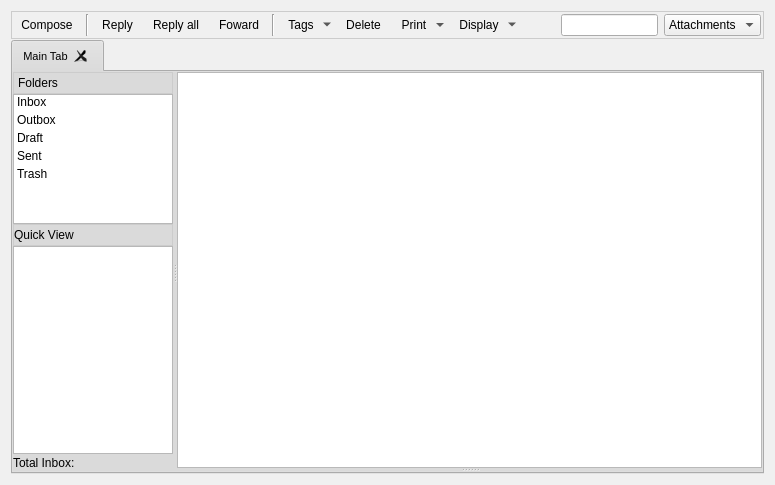
First picture: the form in retroshare-gui/src/gui/MessagesDialog.ui, repository RetroShare/RetroShare, before the edit.
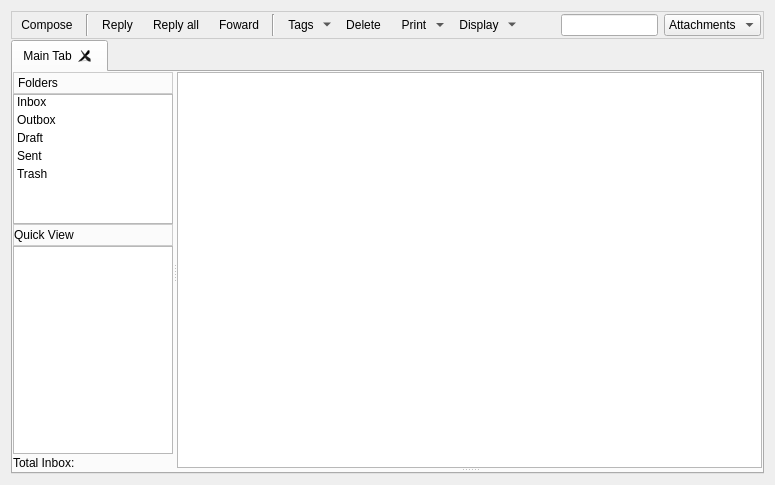
Second picture: the form after the edit. Icons and pictures are not drawn. Custom widgets are drawn as their Qt base class.

The edit to the form file:
```diff
--- a/retroshare-gui/src/gui/MessagesDialog.ui
+++ b/retroshare-gui/src/gui/MessagesDialog.ui
@@ -10,501 +10,6 @@
     <height>485</height>
    </rect>
   </property>
-  <property name="sizePolicy">
-   <sizepolicy hsizetype="Preferred" vsizetype="Expanding">
-    <horstretch>0</horstretch>
-    <verstretch>0</verstretch>
-   </sizepolicy>
-  </property>
-  <property name="minimumSize">
-   <size>
-    <width>60</width>
-    <height>0</height>
-   </size>
-  </property>
-  <property name="palette">
-   <palette>
-    <active>
-     <colorrole role="WindowText">
-      <brush brushstyle="SolidPattern">
-       <color alpha="255">
-        <red>0</red>
-        <green>0</green>
-        <blue>0</blue>
-       </color>
-      </brush>
-     </colorrole>
-     <colorrole role="Button">
-      <brush brushstyle="SolidPattern">
-       <color alpha="255">
-        <red>208</red>
-        <green>208</green>
-        <blue>208</blue>
-       </color>
-      </brush>
-     </colorrole>
-     <colorrole role="Light">
-      <brush brushstyle="SolidPattern">
-       <color alpha="255">
-        <red>255</red>
-        <green>255</green>
-        <blue>255</blue>
-       </color>
-      </brush>
-     </colorrole>
-     <colorrole role="Midlight">
-      <brush brushstyle="SolidPattern">
-       <color alpha="255">
-        <red>247</red>
-        <green>247</green>
-        <blue>247</blue>
-       </color>
-      </brush>
-     </colorrole>
-     <colorrole role="Dark">
-      <brush brushstyle="SolidPattern">
-       <color alpha="255">
-        <red>104</red>
-        <green>104</green>
-        <blue>104</blue>
-       </color>
-      </brush>
-     </colorrole>
-     <colorrole role="Mid">
-      <brush brushstyle="SolidPattern">
-       <color alpha="255">
-        <red>139</red>
-        <green>139</green>
-        <blue>139</blue>
-       </color>
-      </brush>
-     </colorrole>
-     <colorrole role="Text">
-      <brush brushstyle="SolidPattern">
-       <color alpha="255">
-        <red>0</red>
-        <green>0</green>
-        <blue>0</blue>
-       </color>
-      </brush>
-     </colorrole>
-     <colorrole role="BrightText">
-      <brush brushstyle="SolidPattern">
-       <color alpha="255">
-        <red>255</red>
-        <green>255</green>
-        <blue>255</blue>
-       </color>
-      </brush>
-     </colorrole>
-     <colorrole role="ButtonText">
-      <brush brushstyle="SolidPattern">
-       <color alpha="255">
-        <red>0</red>
-        <green>0</green>
-        <blue>0</blue>
-       </color>
-      </brush>
-     </colorrole>
-     <colorrole role="Base">
-      <brush brushstyle="SolidPattern">
-       <color alpha="255">
-        <red>255</red>
-        <green>255</green>
-        <blue>255</blue>
-       </color>
-      </brush>
-     </colorrole>
-     <colorrole role="Window">
-      <brush brushstyle="SolidPattern">
-       <color alpha="255">
-        <red>240</red>
-        <green>240</green>
-        <blue>240</blue>
-       </color>
-      </brush>
-     </colorrole>
-     <colorrole role="Shadow">
-      <brush brushstyle="SolidPattern">
-       <color alpha="255">
-        <red>0</red>
-        <green>0</green>
-        <blue>0</blue>
-       </color>
-      </brush>
-     </colorrole>
-     <colorrole role="Highlight">
-      <brush brushstyle="SolidPattern">
-       <color alpha="255">
-        <red>0</red>
-        <green>0</green>
-        <blue>128</blue>
-       </color>
-      </brush>
-     </colorrole>
-     <colorrole role="HighlightedText">
-      <brush brushstyle="SolidPattern">
-       <color alpha="255">
-        <red>255</red>
-        <green>255</green>
-        <blue>255</blue>
-       </color>
-      </brush>
-     </colorrole>
-     <colorrole role="Link">
-      <brush brushstyle="SolidPattern">
-       <color alpha="255">
-        <red>0</red>
-        <green>0</green>
-        <blue>255</blue>
-       </color>
-      </brush>
-     </colorrole>
-     <colorrole role="LinkVisited">
-      <brush brushstyle="SolidPattern">
-       <color alpha="255">
-        <red>255</red>
-        <green>0</green>
-        <blue>255</blue>
-       </color>
-      </brush>
-     </colorrole>
-     <colorrole role="AlternateBase">
-      <brush brushstyle="SolidPattern">
-       <color alpha="255">
-        <red>231</red>
-        <green>231</green>
-        <blue>231</blue>
-       </color>
-      </brush>
-     </colorrole>
-    </active>
-    <inactive>
-     <colorrole role="WindowText">
-      <brush brushstyle="SolidPattern">
-       <color alpha="255">
-        <red>0</red>
-        <green>0</green>
-        <blue>0</blue>
-       </color>
-      </brush>
-     </colorrole>
-     <colorrole role="Button">
-      <brush brushstyle="SolidPattern">
-       <color alpha="255">
-        <red>208</red>
-        <green>208</green>
-        <blue>208</blue>
-       </color>
-      </brush>
-     </colorrole>
-     <colorrole role="Light">
-      <brush brushstyle="SolidPattern">
-       <color alpha="255">
-        <red>255</red>
-        <green>255</green>
-        <blue>255</blue>
-       </color>
-      </brush>
-     </colorrole>
-     <colorrole role="Midlight">
-      <brush brushstyle="SolidPattern">
-       <color alpha="255">
-        <red>247</red>
-        <green>247</green>
-        <blue>247</blue>
-       </color>
-      </brush>
-     </colorrole>
-     <colorrole role="Dark">
-      <brush brushstyle="SolidPattern">
-       <color alpha="255">
-        <red>104</red>
-        <green>104</green>
-        <blue>104</blue>
-       </color>
-      </brush>
-     </colorrole>
-     <colorrole role="Mid">
-      <brush brushstyle="SolidPattern">
-       <color alpha="255">
-        <red>139</red>
-        <green>139</green>
-        <blue>139</blue>
-       </color>
-      </brush>
-     </colorrole>
-     <colorrole role="Text">
-      <brush brushstyle="SolidPattern">
-       <color alpha="255">
-        <red>0</red>
-        <green>0</green>
-        <blue>0</blue>
-       </color>
-      </brush>
-     </colorrole>
-     <colorrole role="BrightText">
-      <brush brushstyle="SolidPattern">
-       <color alpha="255">
-        <red>255</red>
-        <green>255</green>
-        <blue>255</blue>
-       </color>
-      </brush>
-     </colorrole>
-     <colorrole role="ButtonText">
-      <brush brushstyle="SolidPattern">
-       <color alpha="255">
-        <red>0</red>
-        <green>0</green>
-        <blue>0</blue>
-       </color>
-      </brush>
-     </colorrole>
-     <colorrole role="Base">
-      <brush brushstyle="SolidPattern">
-       <color alpha="255">
-        <red>255</red>
-        <green>255</green>
-        <blue>255</blue>
-       </color>
-      </brush>
-     </colorrole>
-     <colorrole role="Window">
-      <brush brushstyle="SolidPattern">
-       <color alpha="255">
-        <red>240</red>
-        <green>240</green>
-        <blue>240</blue>
-       </color>
-      </brush>
-     </colorrole>
-     <colorrole role="Shadow">
-      <brush brushstyle="SolidPattern">
-       <color alpha="255">
-        <red>0</red>
-        <green>0</green>
-        <blue>0</blue>
-       </color>
-      </brush>
-     </colorrole>
-     <colorrole role="Highlight">
-      <brush brushstyle="SolidPattern">
-       <color alpha="255">
-        <red>192</red>
-        <green>192</green>
-        <blue>192</blue>
-       </color>
-      </brush>
-     </colorrole>
-     <colorrole role="HighlightedText">
-      <brush brushstyle="SolidPattern">
-       <color alpha="255">
-        <red>0</red>
-        <green>0</green>
-        <blue>0</blue>
-       </color>
-      </brush>
-     </colorrole>
-     <colorrole role="Link">
-      <brush brushstyle="SolidPattern">
-       <color alpha="255">
-        <red>0</red>
-        <green>0</green>
-        <blue>255</blue>
-       </color>
-      </brush>
-     </colorrole>
-     <colorrole role="LinkVisited">
-      <brush brushstyle="SolidPattern">
-       <color alpha="255">
-        <red>255</red>
-        <green>0</green>
-        <blue>255</blue>
-       </color>
-      </brush>
-     </colorrole>
-     <colorrole role="AlternateBase">
-      <brush brushstyle="SolidPattern">
-       <color alpha="255">
-        <red>231</red>
-        <green>231</green>
-        <blue>231</blue>
-       </color>
-      </brush>
-     </colorrole>
-    </inactive>
-    <disabled>
-     <colorrole role="WindowText">
-      <brush brushstyle="SolidPattern">
-       <color alpha="255">
-        <red>104</red>
-        <green>104</green>
-        <blue>104</blue>
-       </color>
-      </brush>
-     </colorrole>
-     <colorrole role="Button">
-      <brush brushstyle="SolidPattern">
-       <color alpha="255">
-        <red>208</red>
-        <green>208</green>
-        <blue>208</blue>
-       </color>
-      </brush>
-     </colorrole>
-     <colorrole role="Light">
-      <brush brushstyle="SolidPattern">
-       <color alpha="255">
-        <red>255</red>
-        <green>255</green>
-        <blue>255</blue>
-       </color>
-      </brush>
-     </colorrole>
-     <colorrole role="Midlight">
-      <brush brushstyle="SolidPattern">
-       <color alpha="255">
-        <red>247</red>
-        <green>247</green>
-        <blue>247</blue>
-       </color>
-      </brush>
-     </colorrole>
-     <colorrole role="Dark">
-      <brush brushstyle="SolidPattern">
-       <color alpha="255">
-        <red>104</red>
-        <green>104</green>
-        <blue>104</blue>
-       </color>
-      </brush>
-     </colorrole>
-     <colorrole role="Mid">
-      <brush brushstyle="SolidPattern">
-       <color alpha="255">
-        <red>139</red>
-        <green>139</green>
-        <blue>139</blue>
-       </color>
-      </brush>
-     </colorrole>
-     <colorrole role="Text">
-      <brush brushstyle="SolidPattern">
-       <color alpha="255">
-        <red>104</red>
-        <green>104</green>
-        <blue>104</blue>
-       </color>
-      </brush>
-     </colorrole>
-     <colorrole role="BrightText">
-      <brush brushstyle="SolidPattern">
-       <color alpha="255">
-        <red>255</red>
-        <green>255</green>
-        <blue>255</blue>
-       </color>
-      </brush>
-     </colorrole>
-     <colorrole role="ButtonText">
-      <brush brushstyle="SolidPattern">
-       <color alpha="255">
-        <red>104</red>
-        <green>104</green>
-        <blue>104</blue>
-       </color>
-      </brush>
-     </colorrole>
-     <colorrole role="Base">
-      <brush brushstyle="SolidPattern">
-       <color alpha="255">
-        <red>240</red>
-        <green>240</green>
-        <blue>240</blue>
-       </color>
-      </brush>
-     </colorrole>
-     <colorrole role="Window">
-      <brush brushstyle="SolidPattern">
-       <color alpha="255">
-        <red>240</red>
-        <green>240</green>
-        <blue>240</blue>
-       </color>
-      </brush>
-     </colorrole>
-     <colorrole role="Shadow">
-      <brush brushstyle="SolidPattern">
-       <color alpha="255">
-        <red>0</red>
-        <green>0</green>
-        <blue>0</blue>
-       </color>
-      </brush>
-     </colorrole>
-     <colorrole role="Highlight">
-      <brush brushstyle="SolidPattern">
-       <color alpha="255">
-        <red>0</red>
-        <green>0</green>
-        <blue>128</blue>
-       </color>
-      </brush>
-     </colorrole>
-     <colorrole role="HighlightedText">
-      <brush brushstyle="SolidPattern">
-       <color alpha="255">
-        <red>255</red>
-        <green>255</green>
-        <blue>255</blue>
-       </color>
-      </brush>
-     </colorrole>
-     <colorrole role="Link">
-      <brush brushstyle="SolidPattern">
-       <color alpha="255">
-        <red>0</red>
-        <green>0</green>
-        <blue>255</blue>
-       </color>
-      </brush>
-     </colorrole>
-     <colorrole role="LinkVisited">
-      <brush brushstyle="SolidPattern">
-       <color alpha="255">
-        <red>255</red>
-        <green>0</green>
-        <blue>255</blue>
-       </color>
-      </brush>
-     </colorrole>
-     <colorrole role="AlternateBase">
-      <brush brushstyle="SolidPattern">
-       <color alpha="255">
-        <red>231</red>
-        <green>231</green>
-        <blue>231</blue>
-       </color>
-      </brush>
-     </colorrole>
-    </disabled>
-   </palette>
-  </property>
-  <property name="font">
-   <font>
-    <family>Arial</family>
-    <pointsize>8</pointsize>
-    <weight>50</weight>
-    <italic>false</italic>
-    <bold>false</bold>
-    <underline>false</underline>
-    <strikeout>false</strikeout>
-   </font>
-  </property>
-  <property name="contextMenuPolicy">
-   <enum>Qt::DefaultContextMenu</enum>
-  </property>
   <layout class="QGridLayout" name="gridLayout_5">
    <property name="verticalSpacing">
     <number>1</number>
```
